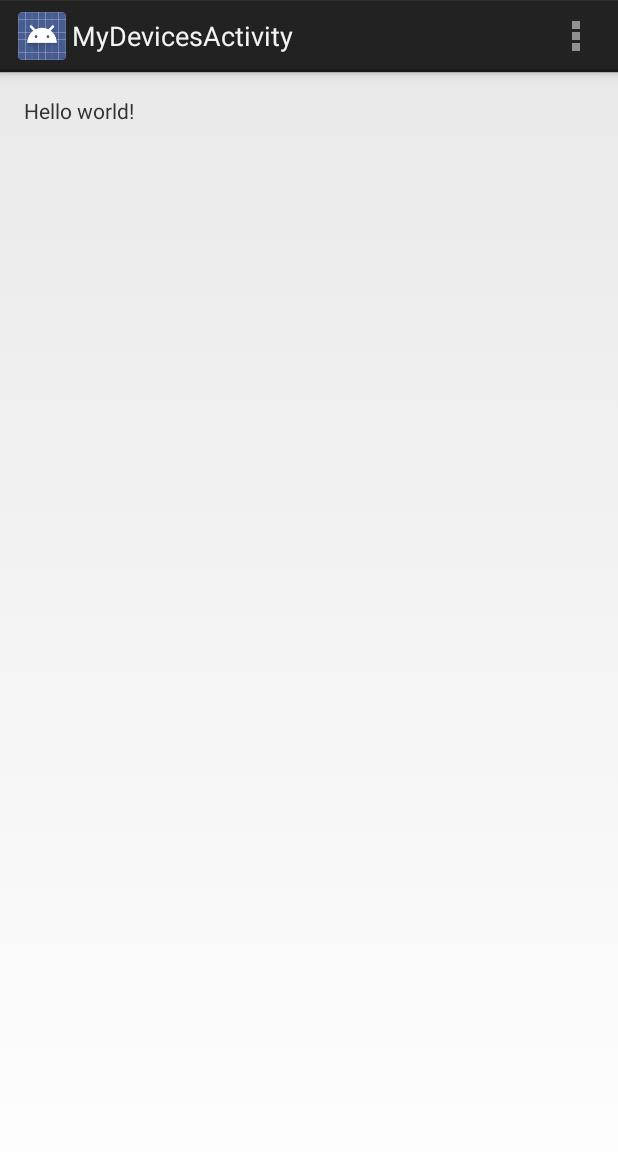
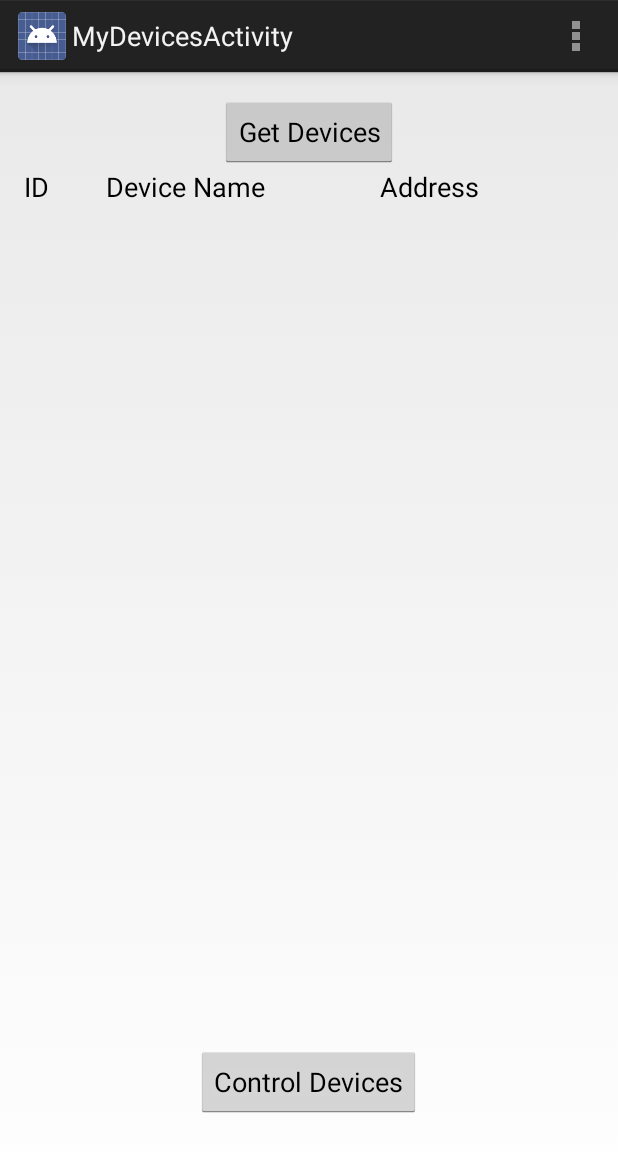
Before and after one commit to ockka/ETSN05-Group2, an Android app: the MyDevicesActivity screen opened directly, with no data from a screen before it, on a phone screen of 412 x 824 dp. Shown: the top 1152 px of the screen. Run offline under Robolectric (Android 15) with nearby library versions, the phone set to English and light mode, and no system bars; libraries missing offline, so code that uses them is left out: retrofit.client.

Commit message:
XML additions to MyDeviceActivity
Added buttons and ListView to MyDeviceActivity and added toggle method
to DeviceActivity.

```diff
--- a/app/src/main/java/com/etsn05group2/lampcontroller/activity/DeviceActivity.java
+++ b/app/src/main/java/com/etsn05group2/lampcontroller/activity/DeviceActivity.java
@@ -43,4 +43,7 @@ public class DeviceActivity extends BaseActivity {
 
         return super.onOptionsItemSelected(item);
     }
+    protected void toggle(Boolean bool){
+
+    }
 }
--- a/app/src/main/res/layout/activity_my_devices.xml
+++ b/app/src/main/res/layout/activity_my_devices.xml
@@ -6,7 +6,64 @@
     android:paddingBottom="@dimen/activity_vertical_margin"
     tools:context="com.etsn05group2.lampcontroller.activity.MyDevicesActivity">
 
-    <TextView android:text="@string/hello_world" android:layout_width="wrap_content"
-        android:layout_height="wrap_content" />
+    <LinearLayout
+        android:orientation="vertical"
+        android:layout_width="match_parent"
+        android:layout_height="match_parent"
+        android:layout_centerVertical="true"
+        android:layout_centerHorizontal="true"
+        android:weightSum="1">
 
+        <Button
+            android:layout_width="wrap_content"
+            android:layout_height="wrap_content"
+            android:text="@string/get_devices"
+            android:id="@+id/button"
+            android:layout_gravity="center_horizontal" />
+
+        <LinearLayout
+            android:orientation="horizontal"
+            android:layout_width="match_parent"
+            android:layout_height="wrap_content"
+            android:layout_gravity="center_horizontal">
+
+            <TextView
+                android:layout_width="wrap_content"
+                android:layout_height="wrap_content"
+                android:textAppearance="?android:attr/textAppearanceMedium"
+                android:text="@string/id"
+                android:id="@+id/textView"
+                android:layout_weight="0.05" />
+
+            <TextView
+                android:layout_width="wrap_content"
+                android:layout_height="wrap_content"
+                android:textAppearance="?android:attr/textAppearanceMedium"
+                android:text="@string/device_name"
+                android:id="@+id/textView2"
+                android:layout_weight="0.1" />
+
+            <TextView
+                android:layout_width="wrap_content"
+                android:layout_height="wrap_content"
+                android:textAppearance="?android:attr/textAppearanceMedium"
+                android:text="@string/address"
+                android:id="@+id/textView3"
+                android:layout_weight="0.1" />
+        </LinearLayout>
+
+        <ListView
+            android:layout_width="match_parent"
+            android:layout_height="0dp"
+            android:id="@+id/listView"
+            android:layout_gravity="center_horizontal"
+            android:layout_weight="0.9" />
+
+        <Button
+            android:layout_width="wrap_content"
+            android:layout_height="wrap_content"
+            android:text="@string/control_device"
+            android:id="@+id/button2"
+            android:layout_gravity="center_horizontal" />
+    </LinearLayout>
 </RelativeLayout>
--- a/app/src/main/res/values/strings.xml
+++ b/app/src/main/res/values/strings.xml
@@ -13,5 +13,10 @@
     <string name="title_activity_base">BaseActivity</string>
     <string name="title_activity_device">DeviceActivity</string>
     <string name="title_activity_my_devices">MyDevicesActivity</string>
+    <string name="get_devices">Get Devices</string>
+    <string name="control_device">Control Devices</string>
+    <string name="id">ID</string>
+    <string name="device_name">Device Name</string>
+    <string name="address">Address</string>
 
 </resources>
```
